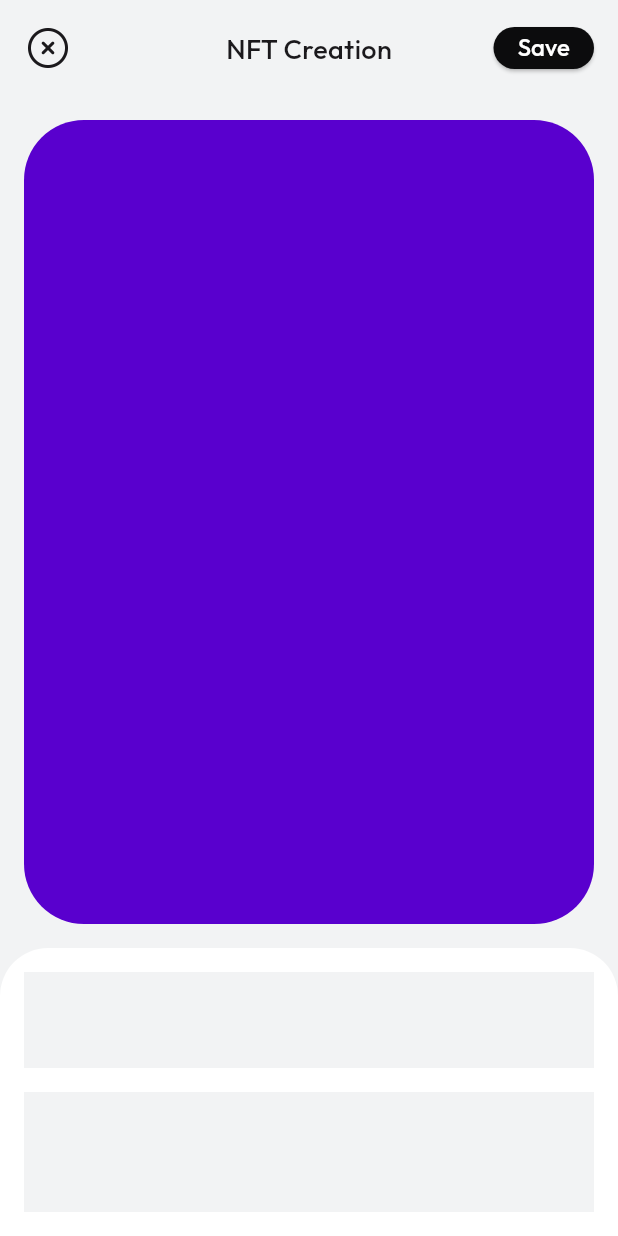
After one commit to cctip/flutter_coin_zone, a Flutter app: the CreateView screen opened by its route, on a phone screen of 412 x 824 dp. The commit adds this screen. Run offline on Flutter 3.47's test engine with Material 3 defaults, Android fonts, the light colour scheme and no system bars; our stand-ins replace shared_preferences; accounts and stored records are empty.

Commit message:
feat: update

```diff
--- a/lib/main.dart
+++ b/lib/main.dart
@@ -1,5 +1,7 @@
 import 'package:flutter/material.dart';
+import 'pages/lottery.dart';
 import 'pages/index.dart';
+import 'pages/create.dart';
 import 'pages/profile.dart';
 import 'pages/setting.dart';
 import 'common/Global.dart';
@@ -18,6 +20,8 @@ class MyApp extends StatelessWidget {
       ),
       routes: {
         "/": (context) => IndexPage(),
+        "create": (context) => CreateView(),
+        "lottery": (context) => LotteryView(),
         'profile': (context) => ProfileView(),
         'setting': (context) => SettingView(),
       },
--- /dev/null
+++ b/lib/pages/create.dart
@@ -0,0 +1,97 @@
+import 'package:flutter/material.dart';
+
+class CreateView extends StatefulWidget {
+  const CreateView({super.key});
+
+  @override
+  State<CreateView> createState() => CreateViewState();
+}
+
+class CreateViewState extends State<CreateView> {
+  @override
+  Widget build(BuildContext context) {
+    return Scaffold(
+      backgroundColor: Color(0xFFF2F3F4),
+      body: Column(
+        children: [
+          Container(
+            height: MediaQuery.of(context).padding.top + 64,
+            padding: EdgeInsets.only(top: MediaQuery.of(context).padding.top),
+            child: Stack(
+              alignment: Alignment.center,
+              children: [
+                Positioned(
+                  left: 16,
+                  child: InkWell(
+                    child: Image.asset('assets/icons/close.png', width: 32),
+                    onTap: () {
+                      Navigator.pop(context);
+                    },
+                  )
+                ),
+                Center(
+                  child: Text('NFT Creation', style: TextStyle(color: Color(0xFF1B191C), fontSize: 18, fontWeight: FontWeight.w500))
+                ),
+                Positioned(
+                  right: 16,
+                  child: Container(
+                    width: 67,
+                    height: 28,
+                    decoration: BoxDecoration(
+                      color: Color(0xFFEDEFF1),
+                      borderRadius: BorderRadius.circular(16)
+                    ),
+                    child: ElevatedButton(
+                      style: ElevatedButton.styleFrom(
+                        padding: EdgeInsets.all(0),
+                        foregroundColor: Colors.white,
+                        backgroundColor: Color(0xFF0C0C0D),
+                        disabledForegroundColor: Color.fromRGBO(27, 25, 28, 0.3),
+                        disabledBackgroundColor: Color(0xFFEDEFF1),
+                        shape: RoundedRectangleBorder(borderRadius: BorderRadius.circular(16)),
+                      ),
+                      onPressed: () {},
+                      child: Text('Save', style: TextStyle(fontSize: 16))
+                    ),
+                  )
+                ),
+              ],
+            ),
+          ),
+          Expanded(
+            child: Container(
+              padding: EdgeInsets.all(16),
+              child: Container(
+                decoration: BoxDecoration(
+                  color: Color(0xFF5900CE),
+                  borderRadius: BorderRadius.circular(40)
+                ),
+              ),
+            )
+          ),
+          Container(
+            padding: EdgeInsets.fromLTRB(16, 16, 16, MediaQuery.of(context).padding.bottom + 16),
+            decoration: BoxDecoration(
+              color: Colors.white,
+              borderRadius: BorderRadius.only(topLeft: Radius.circular(32), topRight: Radius.circular(32))
+            ),
+            child: Column(
+              children: [
+                Row(
+                  children: [
+                    Container(height: 64,color: Color(0xFFF2F3F4), width: MediaQuery.of(context).size.width - 32)
+                  ],
+                ),
+                SizedBox(height: 16),
+                Container(
+                  height: 80,
+                  color: Color(0xFFF2F3F4),
+                )
+              ],
+            ),
+          )
+        ],
+      )
+    );
+  }
+}
--- a/lib/pages/index.dart
+++ b/lib/pages/index.dart
@@ -74,7 +74,7 @@ class IndexPageState extends State<IndexPage> {
                 ),
               ),
               onTapUp: (_) {
-                // onTabChanged(0);
+                Navigator.pushNamed(context, 'create');
               },
             ),
             InkWell(
--- a/pubspec.yaml
+++ b/pubspec.yaml
@@ -40,6 +40,7 @@ flutter:
     - assets/images/avator/
     - assets/images/home/
     - assets/images/profile/
+    - assets/images/lottery/
     - assets/images/splash.png
 
   fonts:
```
Also changed, not shown: lib/pages/home.dart (+6 -1 lines), lib/pages/lottery.dart (added, +72 -0 lines), assets/icons/close.png (added), assets/icons/close_light.png (added), assets/images/lottery/btn_FreeSpin.png (added), assets/images/lottery/btn_UseSpin.png (added), assets/images/lottery/lottery_bg.png (added), assets/images/lottery/lottery_title.png (added), assets/images/lottery/slots.png (added), 1 other file.
